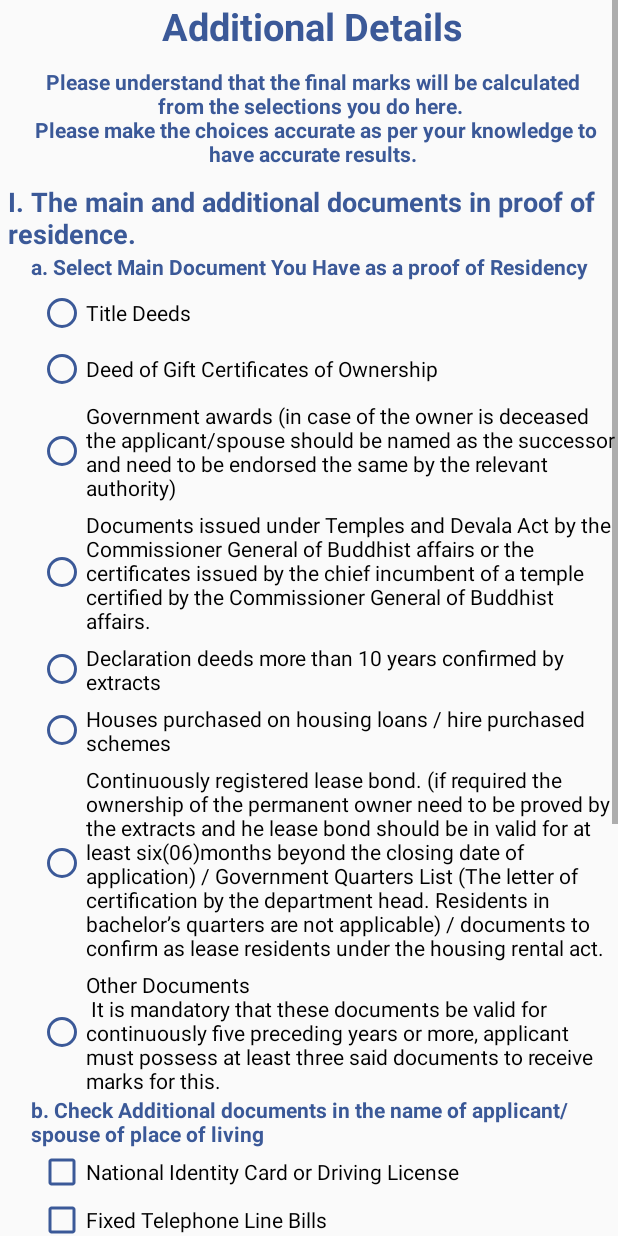
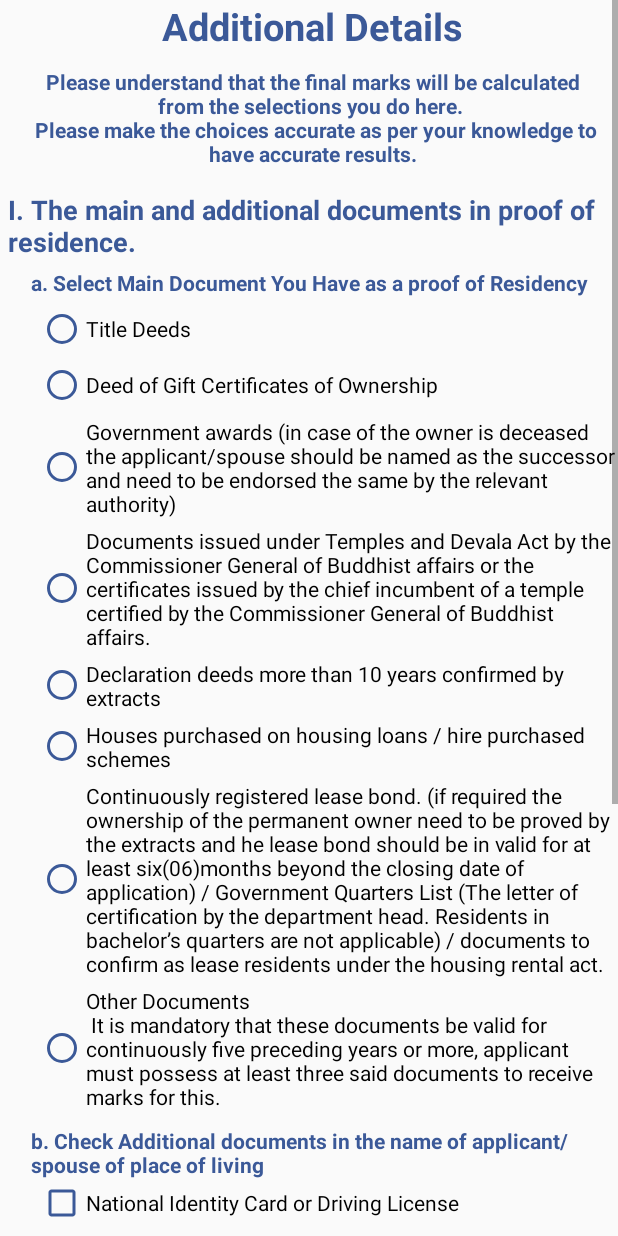
Before and after one commit to Supuna-Kaumada/SchoolFinderSL, an Android app: the AdditionalDetailsSetupActivity screen opened directly, with no data from a screen before it, on a phone screen of 412 x 824 dp. Run offline under Robolectric (Android 15) with nearby library versions, the phone set to English and light mode, and no system bars; our stand-ins replace Firebase (no records; nobody signed in at launch, a user with empty details on screens opened directly); 1 statement that could not run was skipped.

Commit message:
Additional Details UI Enhance

```diff
--- a/app/src/main/res/layout/activity_additional_details_setup.xml
+++ b/app/src/main/res/layout/activity_additional_details_setup.xml
@@ -49,6 +49,7 @@
                 android:orientation="vertical">
 
                 <TextView
+                    android:layout_marginTop="5dp"
                     android:layout_width="wrap_content"
                     android:layout_height="wrap_content"
                     android:text="I. The main and additional documents in proof of residence."
@@ -57,6 +58,7 @@
                     android:textSize="18dp"/>
 
                 <TextView
+                    android:layout_marginTop="5dp"
                     android:layout_width="wrap_content"
                     android:layout_height="wrap_content"
                     android:buttonTint="@color/colorPrimaryDark"
@@ -197,6 +199,7 @@
                 </LinearLayout>
 
                 <LinearLayout
+                    android:layout_marginTop="5dp"
                     android:id="@+id/rmTimeLayout"
                     android:layout_width="match_parent"
                     android:layout_height="wrap_content"
@@ -256,6 +259,7 @@
                 </LinearLayout>
 
                 <TextView
+                    android:layout_marginTop="10dp"
                     android:layout_width="wrap_content"
                     android:layout_height="wrap_content"
                     android:buttonTint="@color/colorPrimaryDark"
@@ -320,6 +324,7 @@
                 </LinearLayout>
 
                 <TextView
+                    android:layout_marginTop="10dp"
                     android:layout_width="wrap_content"
                     android:layout_height="wrap_content"
                     android:text="II. Registration in the Electoral Register in proof of Residency"
```
